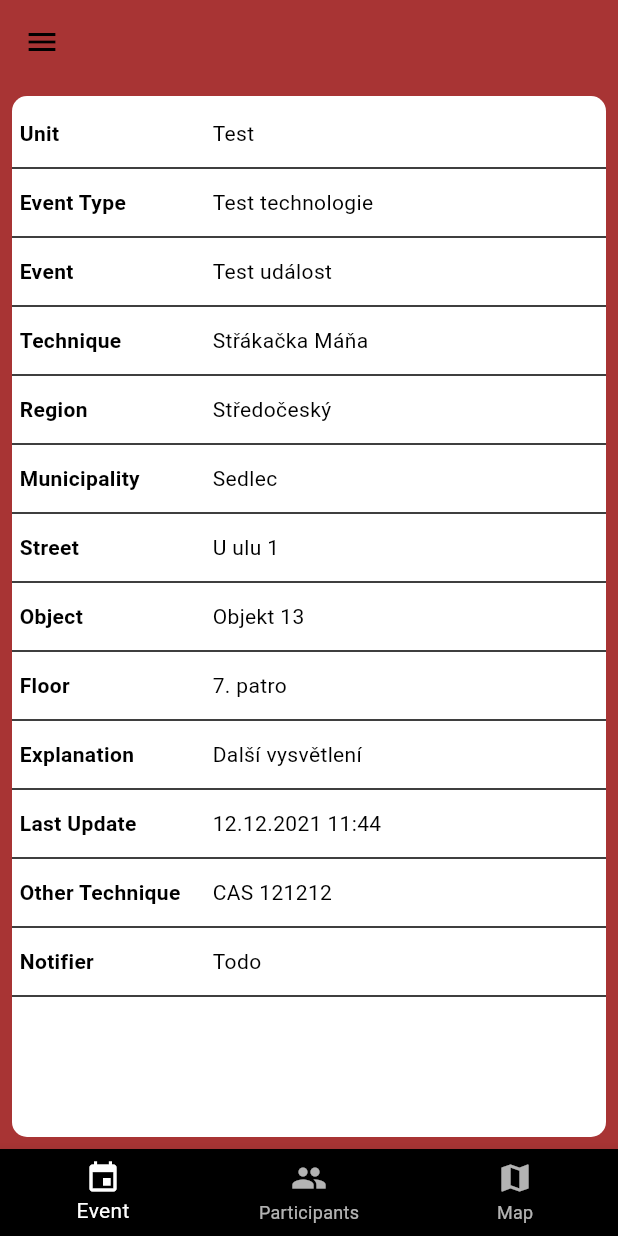
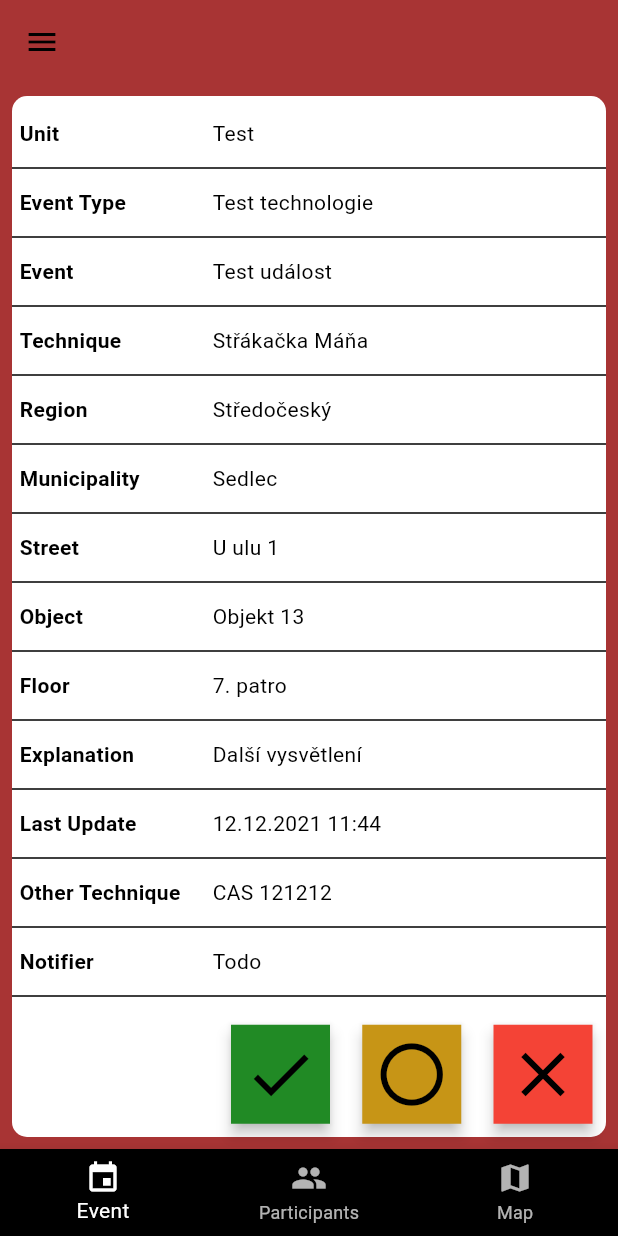
Before and after one commit to vorwerick/project-jay-app, a Flutter app: the screen it shows after launch, on a phone screen of 412 x 824 dp. Run offline on Flutter 3.47's test engine with Material 3 defaults, Android fonts, the phone set to English and light mode, and no system bars; our stand-ins replace bloc, dio, equatable, firebase_core, firebase_crashlytics, firebase_messaging and 7 more; accounts and stored records are empty; generated files the repository leaves out were written again; project files that could hold a hidden picture were left out.

Commit message:
feat: added alarm answer options UI

```diff
--- /dev/null
+++ b/lib/application/bloc/alarms/alarm_control_event.dart
@@ -0,0 +1,10 @@
+part of 'alarm_control_bloc.dart';
+
+@immutable
+abstract class AlarmControlEvent {}
+
+final class AlarmControlAcceptPressed extends AlarmControlEvent {}
+
+final class AlarmControlRejectPressed extends AlarmControlEvent {}
+
+final class AlarmControlDelayPressed extends AlarmControlEvent {}
--- /dev/null
+++ b/lib/application/bloc/alarms/alarm_control_state.dart
@@ -0,0 +1,6 @@
+part of 'alarm_control_bloc.dart';
+
+@immutable
+abstract class AlarmControlState {}
+
+class AlarmControlInitial extends AlarmControlState {}
--- /dev/null
+++ b/lib/presentation/components/fab/action_button.dart
@@ -0,0 +1,31 @@
+import 'package:flutter/material.dart';
+
+@immutable
+class ActionButton extends StatelessWidget {
+  final Color backgroundColor;
+
+  const ActionButton({
+    super.key,
+    this.onPressed,
+    required this.icon,
+    required this.backgroundColor,
+  });
+
+  final VoidCallback? onPressed;
+  final Widget icon;
+
+  @override
+  Widget build(BuildContext context) {
+    final theme = Theme.of(context);
+    return Material(
+      color: backgroundColor,
+      elevation: 4,
+      child: IconButton(
+        iconSize: 50,
+        onPressed: onPressed,
+        icon: icon,
+        color: theme.colorScheme.onSecondary,
+      ),
+    );
+  }
+}
--- /dev/null
+++ b/lib/presentation/components/fab/expandable_fab.dart
@@ -0,0 +1,247 @@
+import 'package:app/presentation/common/jay_colors.dart';
+import 'package:equatable/equatable.dart';
+import 'package:flutter/material.dart';
+
+// inspiration: https://docs.flutter.dev/cookbook/effects/expandable-fab
+@immutable
+class ExpandableFab extends StatefulWidget {
+  final bool? initialOpen;
+  final double distance;
+  final List<Widget> children;
+
+  final ValueNotifier<JayFabEvent> notifier;
+
+  const ExpandableFab({
+    super.key,
+    this.initialOpen,
+    required this.distance,
+    required this.children,
+    required this.notifier,
+  });
+
+  @override
+  State<ExpandableFab> createState() => _ExpandableFabState();
+}
+
+class _ExpandableFabState extends State<ExpandableFab> with SingleTickerProviderStateMixin {
+  late final AnimationController _controller;
+  late final Animation<double> _expandAnimation;
+  bool _open = false;
+
+  IconData _iconWhenClosed = Icons.alarm;
+
+  Color _colorWhenClosed = JayColors.red;
+
+  String _textWhenClosed = '';
+
+  @override
+  void initState() {
+    super.initState();
+    _open = widget.initialOpen ?? false;
+    _controller = AnimationController(
+      value: _open ? 1.0 : 0.0,
+      duration: const Duration(milliseconds: 250),
+      vsync: this,
+    );
+    _expandAnimation = CurvedAnimation(
+      curve: Curves.fastOutSlowIn,
+      reverseCurve: Curves.easeOutQuad,
+      parent: _controller,
+    );
+
+    widget.notifier.addListener(() {
+      switch (widget.notifier.value) {
+        case OpenFab():
+          _openFab();
+          break;
+        case CloseFab():
+          _closeFab();
+          break;
+        case CloseWithNewIconFab():
+          _iconWhenClosed = (widget.notifier.value as CloseWithNewIconFab).icon;
+          _colorWhenClosed = (widget.notifier.value as CloseWithNewIconFab).backgroundColor;
+          _textWhenClosed = (widget.notifier.value as CloseWithNewIconFab).text;
+          _closeFab();
+          break;
+        case ToggleFab():
+          _toggle();
+          break;
+      }
+    });
+  }
+
+  @override
+  void dispose() {
+    _controller.dispose();
+    super.dispose();
+  }
+
+  void _toggle() {
+    setState(() {
+      _open = !_open;
+      if (_open) {
+        _controller.forward();
+      } else {
+        _controller.reverse();
+      }
+    });
+  }
+
+  void _openFab() {
+    if (!_open) {
+      setState(() {
+        _open = true;
+        _controller.forward();
+      });
+    }
+  }
+
+  void _closeFab() {
+    if (_open) {
+      setState(() {
+        _open = false;
+        _controller.reverse();
+      });
+    }
+  }
+
+  @override
+  Widget build(BuildContext context) => SizedBox.expand(
+        child: Stack(
+          alignment: Alignment.bottomRight,
+          clipBehavior: Clip.none,
+          children: [
+            _buildTapToCloseFab(),
+            ..._buildExpandingActionButtons(),
+            _buildTapToOpenFab(),
+          ],
+        ),
+      );
+
+  Widget _buildTapToCloseFab() => const SizedBox.shrink();
+
+  List<Widget> _buildExpandingActionButtons() {
+    final children = <Widget>[];
+    final count = widget.children.length;
+    final step = widget.distance / (count - 1);
+    for (var i = 0, distance = 0.0; i < count; i++, distance += step) {
+      children.add(
+        _ExpandingActionButton(
+          directionDistance: distance,
+          maxDistance: widget.distance,
+          progress: _expandAnimation,
+          child: widget.children[i],
+        ),
+      );
+    }
+    return children;
+  }
+
+  Widget _buildTapToOpenFab() => IgnorePointer(
+        ignoring: _open,
+        child: AnimatedContainer(
+          transformAlignment: Alignment.center,
+          transform: Matrix4.diagonal3Values(
+            _open ? 0.7 : 1.0,
+            _open ? 0.7 : 1.0,
+            1.0,
+          ),
+          duration: const Duration(milliseconds: 250),
+          curve: const Interval(0.0, 0.5, curve: Curves.easeOut),
+          child: AnimatedOpacity(
+            opacity: _open ? 0.0 : 1.0,
+            curve: const Interval(0.25, 1.0, curve: Curves.easeInOut),
+            duration: const Duration(milliseconds: 250),
+            child: ElevatedButton(
+              style: ElevatedButton.styleFrom(
+                backgroundColor: _colorWhenClosed,
+              ),
+              onPressed: _toggle,
+              child: Row(
+                mainAxisSize: MainAxisSize.min,
+                children: [
+                  Text(_textWhenClosed),
+                  const SizedBox(width: 10),
+                  Icon(_iconWhenClosed),
+                ],
+              ),
+            ),
+          ),
+        ),
+      );
+}
+
+@immutable
+class _ExpandingActionButton extends StatelessWidget {
+  const _ExpandingActionButton({
+    required this.directionDistance,
+    required this.maxDistance,
+    required this.progress,
+    required this.child,
+  });
+
+  final double directionDistance;
+  final double maxDistance;
+  final Animation<double> progress;
+  final Widget child;
+
+  @override
+  Widget build(BuildContext context) => AnimatedBuilder(
+        animation: progress,
+        builder: (context, child) {
+          final offset = Offset.fromDirection(
+            maxDistance,
+          );
+
+          return Positioned(
+            right: offset.dx + directionDistance + progress.value,
+            child: Transform.translate(
+              offset: offset,
+              child: child!,
+            ),
+          );
+        },
+        child: FadeTransition(
+          opacity: progress,
+          child: child,
+        ),
+      );
+}
+
+sealed class JayFabEvent {
+  const JayFabEvent();
+
+  factory JayFabEvent.open() = OpenFab;
+
+  factory JayFabEvent.close() = CloseFab;
+
+  factory JayFabEvent.toggle() = ToggleFab;
+
+  factory JayFabEvent.closeWithNewParams(
+    final IconData icon,
+    final Color backgroundColor,
+    final String text,
+  ) = CloseWithNewIconFab;
+}
+
+final class OpenFab extends JayFabEvent {}
+
+final class CloseFab extends JayFabEvent {}
+
+final class ToggleFab extends JayFabEvent {}
+
+final class CloseWithNewIconFab extends JayFabEvent with EquatableMixin {
+  final IconData icon;
+
+  final Color backgroundColor;
+
+  final String text;
+
+  CloseWithNewIconFab(this.icon, this.backgroundColor, this.text);
+
+  @override
+  List<Object?> get props => [icon, backgroundColor, text];
+
+  @override
+  bool? get stringify => true;
+}
--- /dev/null
+++ b/lib/presentation/components/jay_fab.dart
@@ -0,0 +1,86 @@
+import 'package:app/application/bloc/alarms/alarm_control_bloc.dart';
+import 'package:app/presentation/common/jay_colors.dart';
+import 'package:app/presentation/components/fab/action_button.dart';
+import 'package:app/presentation/components/fab/expandable_fab.dart';
+import 'package:app/presentation/components/jay_alarm_dialog.dart';
+import 'package:flutter/material.dart';
+import 'package:flutter_bloc/flutter_bloc.dart';
+import 'package:flutter_gen/gen_l10n/app_localizations.dart';
+
+class JayFab extends StatefulWidget {
+  const JayFab({super.key});
+
+  @override
+  State<JayFab> createState() => _JayFabState();
+}
+
+class _JayFabState extends State<JayFab> {
+  ValueNotifier<JayFabEvent> notifier = ValueNotifier<JayFabEvent>(JayFabEvent.open());
+
+  @override
+  Widget build(final BuildContext context) => BlocProvider(
+        create: (context) => AlarmControlBloc(),
+        child: Builder(
+          builder: (builderContext) => ExpandableFab(
+            notifier: notifier,
+            distance: 175,
+            initialOpen: true,
+            children: [
+              ActionButton(
+                onPressed: () {
+                  notifier.value = JayFabEvent.closeWithNewParams(
+                    Icons.close,
+                    JayColors.red,
+                    AppLocalizations.of(context)!.rejected,
+                  );
+                  builderContext.read<AlarmControlBloc>().add(
+                        AlarmControlRejectPressed(),
+                      );
+                },
+                icon: const Icon(Icons.close),
+                backgroundColor: Colors.red,
+              ),
+              ActionButton(
+                onPressed: () {
+                  _showAlarmDialog(builderContext);
+                },
+                icon: const Icon(Icons.circle_outlined),
+                backgroundColor: JayColors.orange,
+              ),
+              ActionButton(
+                onPressed: () {
+                  notifier.value = JayFabEvent.closeWithNewParams(
+                    Icons.done,
+                    JayColors.green,
+                    AppLocalizations.of(context)!.accepted,
+                  );
+                  builderContext.read<AlarmControlBloc>().add(
+                        AlarmControlAcceptPressed(),
+                      );
+                },
+                icon: const Icon(Icons.done),
+                backgroundColor: JayColors.green,
+              ),
+            ],
+          ),
+        ),
+      );
+
+  Future<void> _showAlarmDialog(final BuildContext context) async {
+    await showDialog(
+      context: context,
+      builder: (BuildContext builderContext) => JayAlarmDialog(
+        onAccept: () {
+          notifier.value = JayFabEvent.closeWithNewParams(
+            Icons.circle_outlined,
+            JayColors.orange,
+            AppLocalizations.of(context)!.delayed,
+          );
+          context.read<AlarmControlBloc>().add(
+                AlarmControlDelayPressed(),
+              );
+        },
+      ),
+    );
+  }
+}
--- a/lib/presentation/pages/home_page.dart
+++ b/lib/presentation/pages/home_page.dart
@@ -2,6 +2,7 @@ import 'package:app/application/bloc/events/event_detail_bloc.dart';
 import 'package:app/presentation/components/jay_bottom_navigation_bar.dart';
 import 'package:app/presentation/components/jay_bottom_navigation_bar_landscape.dart';
 import 'package:app/presentation/components/jay_drawer.dart';
+import 'package:app/presentation/components/jay_fab.dart';
 import 'package:app/presentation/components/jay_progress_indicator.dart';
 import 'package:app/presentation/pages/screens/event_details_screen.dart';
 import 'package:app/presentation/pages/screens/event_participants_screen.dart';
@@ -48,6 +49,7 @@ class _HomePageState extends State<HomePage> {
               },
             ),
             drawer: const JayDrawer(),
+            floatingActionButton: const JayFab(),
           ),
         ),
       );
```
Also changed, not shown: lib/application/bloc/alarms/alarm_control_bloc.dart (added, +26 -0 lines), lib/l10n/app_cs.arb (+11 -1 lines), lib/l10n/app_en.arb (+11 -1 lines), lib/presentation/components/jay_alarm_dialog.dart (added, +76 -0 lines), lib/presentation/components/jay_text_form_field.dart (+4 -6 lines), lib/presentation/pages/widgets/list_checkbox.dart (added, +44 -0 lines).
